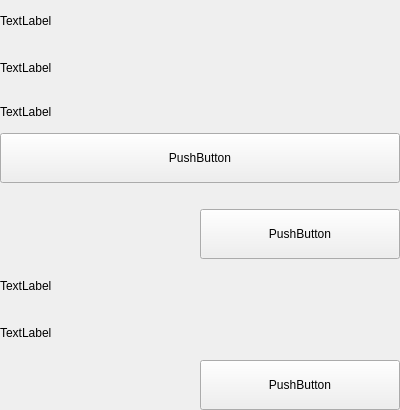
Qt form src/qt/vitae/settings/forms/settingsbackupwallet.ui (VitaeTeam/Vitae) before a commit.
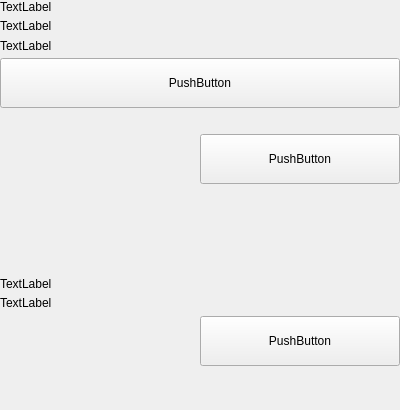
The same form after that commit.

Commit message: layout settings changed

The edit to the form file:
```diff
--- a/src/qt/vitae/settings/forms/settingsbackupwallet.ui
+++ b/src/qt/vitae/settings/forms/settingsbackupwallet.ui
@@ -156,6 +156,51 @@
         </item>
        </layout>
       </item>
+      <item>
+       <spacer name="verticalSpacer_2">
+        <property name="orientation">
+         <enum>Qt::Vertical</enum>
+        </property>
+        <property name="sizeHint" stdset="0">
+         <size>
+          <width>20</width>
+          <height>40</height>
+         </size>
+        </property>
+       </spacer>
+      </item>
+      <item>
+       <widget class="QLabel" name="labelDivider">
+        <property name="minimumSize">
+         <size>
+          <width>0</width>
+          <height>1</height>
+         </size>
+        </property>
+        <property name="maximumSize">
+         <size>
+          <width>16777215</width>
+          <height>1</height>
+         </size>
+        </property>
+        <property name="text">
+         <string/>
+        </property>
+       </widget>
+      </item>
+      <item>
+       <spacer name="verticalSpacer_3">
+        <property name="orientation">
+         <enum>Qt::Vertical</enum>
+        </property>
+        <property name="sizeHint" stdset="0">
+         <size>
+          <width>20</width>
+          <height>40</height>
+         </size>
+        </property>
+       </spacer>
+      </item>
       <item>
        <layout class="QVBoxLayout" name="verticalLayoutTitle_2">
         <property name="spacing">
@@ -222,6 +267,19 @@
      </layout>
     </widget>
    </item>
+   <item>
+    <spacer name="verticalSpacer">
+     <property name="orientation">
+      <enum>Qt::Vertical</enum>
+     </property>
+     <property name="sizeHint" stdset="0">
+      <size>
+       <width>20</width>
+       <height>40</height>
+      </size>
+     </property>
+    </spacer>
+   </item>
   </layout>
  </widget>
  <resources/>
```
The commit also changes 2 other files.
